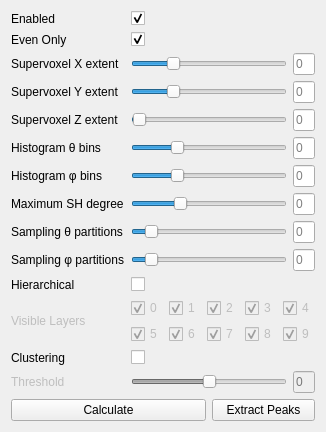
The window that include/pli_vis/ui/plugins/odf_toolbox.ui (VRGroupRWTH/pli_view) describes before a commit, drawn with Qt 5.
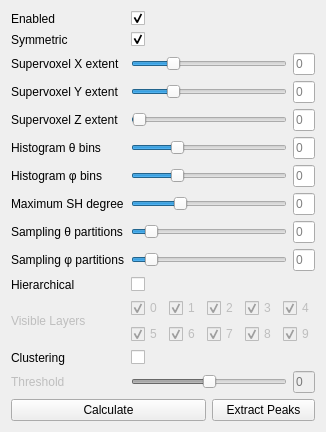
The same window after the commit.

Patch:
```diff
--- a/include/pli_vis/ui/plugins/odf_toolbox.ui
+++ b/include/pli_vis/ui/plugins/odf_toolbox.ui
@@ -37,7 +37,7 @@
    <item row="1" column="0">
     <widget class="QLabel" name="label_even_only">
      <property name="text">
-      <string>Even Only</string>
+      <string>Symmetric</string>
      </property>
     </widget>
    </item>
```
